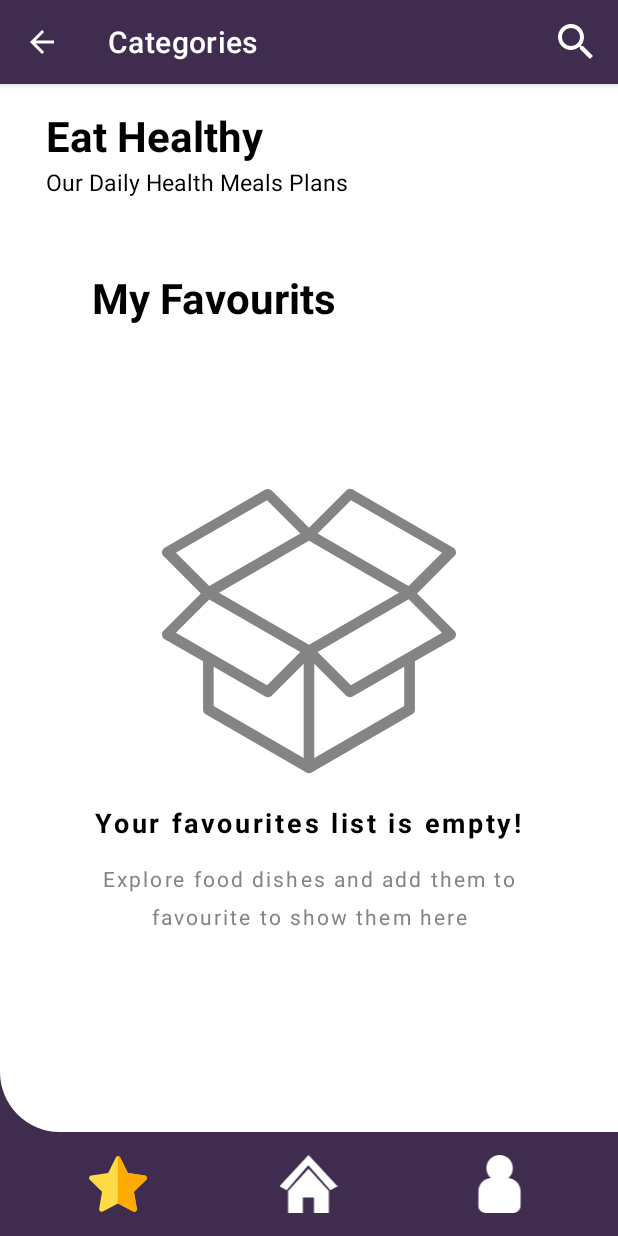
After one commit to alitahoon/health_advisor, an Android app: the fragment meals_empty_fragment placed in its activity, on a phone screen of 412 x 824 dp. The commit adds this screen. Run offline under Robolectric (Android 15) with nearby library versions, the phone set to English and light mode, and no system bars.

Commit message:
handle_favourite button finished in empty case...

```diff
--- a/app/src/main/java/com/example/health_advisor/MainActivity.java
+++ b/app/src/main/java/com/example/health_advisor/MainActivity.java
@@ -10,15 +10,25 @@ import android.graphics.drawable.ColorDrawable;
 import android.os.Bundle;
 import android.view.Menu;
 import android.view.MenuInflater;
+import android.view.View;
+import android.widget.ImageView;
+import android.widget.TextView;
 
 import java.util.zip.Inflater;
 
 public class MainActivity extends AppCompatActivity {
-
+    ImageView btn_main_favorite,btn_main_home,btn_main_profile;
+    TextView main_txt,para_txt;
     @Override
     protected void onCreate(Bundle savedInstanceState) {
         super.onCreate(savedInstanceState);
         setContentView(R.layout.activity_main);
+        //assign all variable
+        btn_main_favorite=findViewById(R.id.btn_main_favorite);
+        btn_main_home=findViewById(R.id.btn_main_home);
+        btn_main_profile=findViewById(R.id.btn_main_profile);
+        main_txt=findViewById(R.id.main_text);
+        para_txt=findViewById(R.id.para_text);
         // Define ActionBar object
         ActionBar actionBar;
         actionBar = getSupportActionBar();
@@ -36,6 +46,42 @@ public class MainActivity extends AppCompatActivity {
         categorios_fragment f=new categorios_fragment();
         ft.replace(R.id.categories_fr_container,f);
         ft.commit();
+        //get favourite fragment
+        btn_main_favorite.setOnClickListener(new View.OnClickListener() {
+            @Override
+            public void onClick(View view) {
+                //handle buttons style in pressed
+                btn_main_favorite.setImageResource(R.drawable.ic_favorite_pressed);
+                btn_main_profile.setImageResource(R.drawable.ic_profile);
+                btn_main_home.setImageResource(R.drawable.ic_home);
+                main_txt.setVisibility(View.GONE);
+                para_txt.setVisibility(View.GONE);
+                //bring fragment
+                FragmentManager fm= getSupportFragmentManager();
+                FragmentTransaction ft=fm.beginTransaction();
+                meals_empty_fragment f=new meals_empty_fragment();
+                ft.replace(R.id.categories_fr_container,f);
+                ft.commit();
+            }
+        });
+        //get Home fragment
+        btn_main_home.setOnClickListener(new View.OnClickListener() {
+            @Override
+            public void onClick(View view) {
+                //handle buttons style in pressed
+                btn_main_favorite.setImageResource(R.drawable.ic_favorite);
+                btn_main_profile.setImageResource(R.drawable.ic_profile);
+                btn_main_home.setImageResource(R.drawable.ic_home_pressed);
+                main_txt.setVisibility(View.VISIBLE);
+                para_txt.setVisibility(View.VISIBLE);
+                //bring fragment
+                FragmentManager fm= getSupportFragmentManager();
+                FragmentTransaction ft=fm.beginTransaction();
+                categorios_fragment f=new categorios_fragment();
+                ft.replace(R.id.categories_fr_container,f);
+                ft.commit();
+            }
+        });
     }
     //change menu to the menu that we had created
 
--- /dev/null
+++ b/app/src/main/java/com/example/health_advisor/meals_empty_fragment.java
@@ -0,0 +1,64 @@
+package com.example.health_advisor;
+
+import android.os.Bundle;
+
+import androidx.fragment.app.Fragment;
+
+import android.view.LayoutInflater;
+import android.view.View;
+import android.view.ViewGroup;
+
+/**
+ * A simple {@link Fragment} subclass.
+ * Use the {@link meals_empty_fragment#newInstance} factory method to
+ * create an instance of this fragment.
+ */
+public class meals_empty_fragment extends Fragment {
+
+    // TODO: Rename parameter arguments, choose names that match
+    // the fragment initialization parameters, e.g. ARG_ITEM_NUMBER
+    private static final String ARG_PARAM1 = "param1";
+    private static final String ARG_PARAM2 = "param2";
+
+    // TODO: Rename and change types of parameters
+    private String mParam1;
+    private String mParam2;
+
+    public meals_empty_fragment() {
+        // Required empty public constructor
+    }
+
+    /**
+     * Use this factory method to create a new instance of
+     * this fragment using the provided parameters.
+     *
+     * @param param1 Parameter 1.
+     * @param param2 Parameter 2.
+     * @return A new instance of fragment meals_fragment.
+     */
+    // TODO: Rename and change types and number of parameters
+    public static meals_empty_fragment newInstance(String param1, String param2) {
+        meals_empty_fragment fragment = new meals_empty_fragment();
+        Bundle args = new Bundle();
+        args.putString(ARG_PARAM1, param1);
+        args.putString(ARG_PARAM2, param2);
+        fragment.setArguments(args);
+        return fragment;
+    }
+
+    @Override
+    public void onCreate(Bundle savedInstanceState) {
+        super.onCreate(savedInstanceState);
+        if (getArguments() != null) {
+            mParam1 = getArguments().getString(ARG_PARAM1);
+            mParam2 = getArguments().getString(ARG_PARAM2);
+        }
+    }
+
+    @Override
+    public View onCreateView(LayoutInflater inflater, ViewGroup container,
+                             Bundle savedInstanceState) {
+        // Inflate the layout for this fragment
+        return inflater.inflate(R.layout.fragment_meals_empty_fragment, container, false);
+    }
+}
--- /dev/null
+++ b/app/src/main/res/drawable-v24/ic_favorite_pressed.xml
@@ -0,0 +1,12 @@
+<vector xmlns:android="http://schemas.android.com/apk/res/android"
+    android:width="@dimen/footer_icon_size"
+    android:height="@dimen/footer_icon_size"
+    android:viewportWidth="512"
+    android:viewportHeight="512">
+  <path
+      android:pathData="M276.014,23.866l67.027,135.799l149.825,21.785c18.306,2.662 25.615,25.157 12.369,38.071L396.825,325.205l25.578,149.24c3.125,18.232 -16.012,32.135 -32.385,23.528l-134.025,-70.452l-134.016,70.452c-16.374,8.608 -35.511,-5.294 -32.386,-23.528l25.58,-149.241L6.764,219.521c-13.246,-12.912 -5.937,-35.409 12.369,-38.071l149.824,-21.787l67.026,-135.798C244.171,7.277 267.827,7.277 276.014,23.866z"
+      android:fillColor="#FFAA00"/>
+  <path
+      android:pathData="M492.867,181.448l-149.825,-21.785L276.014,23.866c-4.215,-8.541 -12.524,-12.695 -20.718,-12.441v416.463l0.698,-0.366l134.025,70.451c16.374,8.607 35.51,-5.296 32.386,-23.528l-25.578,-149.241l108.409,-105.685C518.482,206.605 511.172,184.11 492.867,181.448z"
+      android:fillColor="#FFDA44"/>
+</vector>
--- /dev/null
+++ b/app/src/main/res/drawable-v24/ic_home_pressed.xml
@@ -0,0 +1,10 @@
+<vector xmlns:android="http://schemas.android.com/apk/res/android"
+    android:width="@dimen/footer_icon_size"
+    android:height="@dimen/footer_icon_size"
+    android:viewportWidth="122.88"
+    android:viewportHeight="112.07">
+  <path
+      android:fillColor="@color/non_basic"
+      android:pathData="M61.44,0L0,60.18l14.99,7.87L61.04,19.7l46.85,48.36l14.99,-7.87L61.44,0L61.44,0zM18.26,69.63L18.26,69.63L61.5,26.38l43.11,43.25h0v0v42.43H73.12V82.09H49.49v29.97H18.26V69.63L18.26,69.63L18.26,69.63z"
+      android:fillType="evenOdd"/>
+</vector>
--- /dev/null
+++ b/app/src/main/res/drawable/ic_empty.xml
@@ -0,0 +1,9 @@
+<vector xmlns:android="http://schemas.android.com/apk/res/android"
+    android:width="200dp"
+    android:height="200dp"
+    android:viewportWidth="1000"
+    android:viewportHeight="1000">
+  <path
+      android:fillColor="@color/light_white"
+      android:pathData="M860.3,374.7l124.4,-124.4c4,-3.9 5.8,-9.4 5.2,-14.8c-0.8,-5.6 -4,-10.4 -8.7,-13.2L645.7,28.5c-6.9,-4 -15.7,-2.8 -21.3,2.9L500,155.8L375.6,31.5c-5.7,-5.7 -14.4,-6.9 -21.4,-2.9L18.8,222.4c-4.9,2.8 -8,7.6 -8.7,13.2c-0.7,5.3 1,10.9 4.9,14.8l124.4,124.4L15.1,499.3c-3.9,3.9 -5.7,9.4 -4.9,14.8c0.6,5.4 3.8,10.3 8.7,13l128,74v161.2c0,6.4 3.4,12.2 8.8,15.4l335.5,193.9c2.7,1.7 5.8,2.3 8.8,2.3c3,0 6.1,-0.7 8.8,-2.3l335.4,-193.9c5.4,-3.2 8.8,-9 8.8,-15.4V601.1l128.1,-74c4.7,-2.8 7.9,-7.6 8.7,-13c0.7,-5.5 -1.2,-10.9 -5.2,-14.8L860.3,374.7L860.3,374.7zM799.9,372.5L500,545.8L200,372.5l224.9,-130l75.1,-43.3l271.3,156.6L799.9,372.5L799.9,372.5zM639.8,63.8l303.6,175.6l-111,111l-18.2,-10.5L528.7,174.9L639.8,63.8L639.8,63.8zM360.2,63.8l111.1,111.1L167.5,350.3l-111.1,-111L360.2,63.8L360.2,63.8zM167.5,394.6l303.6,175.6l-111,111L173.3,573.2c-0.1,0 -0.1,0 -0.1,0L56.4,505.7L167.5,394.6L167.5,394.6zM182.2,619.3l172,99.3c2.8,1.7 5.8,2.4 8.8,2.4c0.4,0 0.6,-0.4 1,-0.4c4.1,-0.1 8.3,-1.5 11.5,-4.7l106.8,-106.8v314.2L182.2,749.8L182.2,619.3L182.2,619.3zM817.6,749.8l-300,173.4V609.1l106.6,106.8c3.1,3.1 7.2,4.4 11.4,4.7c0.4,0 0.7,0.4 1,0.4c3.1,0 6.1,-0.7 8.8,-2.4l172,-99.3V749.8L817.6,749.8zM639.7,681.1l-111,-111l303.7,-175.6l111,111.1L639.7,681.1L639.7,681.1z"/>
+</vector>
--- /dev/null
+++ b/app/src/main/res/drawable/main_buttons_selector.xml
@@ -0,0 +1,6 @@
+<?xml version="1.0" encoding="utf-8"?>
+<selector xmlns:android="http://schemas.android.com/apk/res/android">
+    <item android:state_pressed="true"
+        android:drawable="@color/non_basic"></item>
+
+</selector>
--- a/app/src/main/res/layout/activity_main.xml
+++ b/app/src/main/res/layout/activity_main.xml
@@ -17,7 +17,7 @@
         android:padding="@dimen/main_padding">
 
         <TextView
-            android:id="@+id/textView"
+            android:id="@+id/main_text"
             android:layout_width="match_parent"
             android:layout_height="wrap_content"
             android:layout_weight="0.01"
@@ -28,7 +28,7 @@
             android:textStyle="bold" />
 
         <TextView
-            android:id="@+id/textView2"
+            android:id="@+id/para_text"
             android:layout_width="match_parent"
             android:layout_height="wrap_content"
             android:layout_weight="0.01"
@@ -58,21 +58,21 @@
         android:padding="@dimen/main_padding">
 
         <ImageView
-            android:id="@+id/imageView"
+            android:id="@+id/btn_main_favorite"
             android:layout_width="wrap_content"
             android:layout_height="wrap_content"
             android:layout_weight="1"
             app:srcCompat="@drawable/ic_favorite" />
 
         <ImageView
-            android:id="@+id/imageView2"
+            android:id="@+id/btn_main_home"
             android:layout_width="wrap_content"
             android:layout_height="wrap_content"
             android:layout_weight="1"
             app:srcCompat="@drawable/ic_home" />
 
         <ImageView
-            android:id="@+id/imageView3"
+            android:id="@+id/btn_main_profile"
             android:layout_width="wrap_content"
             android:layout_height="wrap_content"
             android:layout_weight="1"
--- /dev/null
+++ b/app/src/main/res/layout/fragment_meals_empty_fragment.xml
@@ -0,0 +1,60 @@
+<?xml version="1.0" encoding="utf-8"?>
+<LinearLayout xmlns:android="http://schemas.android.com/apk/res/android"
+    xmlns:app="http://schemas.android.com/apk/res-auto"
+    xmlns:tools="http://schemas.android.com/tools"
+    android:layout_width="match_parent"
+    android:layout_height="match_parent"
+    tools:context=".meals_empty_fragment"
+    android:orientation="vertical">
+
+    <TextView
+        android:id="@+id/textView"
+        android:layout_width="match_parent"
+        android:layout_height="wrap_content"
+        android:paddingLeft="@dimen/main_padding"
+        android:text="@string/my_favourite_title"
+        android:textColor="@color/black"
+        android:textSize="28sp"
+        android:textStyle="bold"
+        android:layout_margin="@dimen/main_margin"/>
+
+    <LinearLayout
+        android:layout_width="match_parent"
+        android:layout_height="match_parent"
+        android:layout_gravity="center"
+        android:gravity="center"
+        android:orientation="vertical">
+
+        <ImageView
+            android:id="@+id/imageView4"
+            android:layout_width="wrap_content"
+            android:layout_height="wrap_content"
+            android:src="@drawable/ic_empty" />
+
+        <TextView
+            android:id="@+id/textView5"
+            android:layout_width="wrap_content"
+            android:layout_height="wrap_content"
+            android:text="@string/my_favourite_para1"
+            android:gravity="center"
+            android:textSize="18sp"
+            android:textStyle="bold"
+            android:lineHeight="25dp"
+            android:letterSpacing="0.1"
+            android:layout_margin="@dimen/main_margin"
+            android:textColor="@color/black"/>
+
+        <TextView
+            android:id="@+id/textView6"
+            android:letterSpacing="0.1"
+            android:lineHeight="25dp"
+            android:layout_width="wrap_content"
+            android:layout_height="wrap_content"
+            android:text="@string/my_favourite_para2"
+            android:gravity="center"
+            android:layout_marginHorizontal="@dimen/main_margin"
+            android:textColor="@color/light_white"
+            android:textSize="14sp"/>
+    </LinearLayout>
+
+</LinearLayout>
--- a/app/src/main/res/values/colors.xml
+++ b/app/src/main/res/values/colors.xml
@@ -6,6 +6,7 @@
     <color name="teal_200">#FF03DAC5</color>
     <color name="teal_700">#FF018786</color>
     <color name="black">#FF000000</color>
+    <color name="light_white">#848484</color>
     <color name="white">#FFFFFFFF</color>
     <color name="basic_color">#402C4F</color>
     <color name="non_basic">#E9DDF3</color>
--- a/app/src/main/res/values/strings.xml
+++ b/app/src/main/res/values/strings.xml
@@ -7,4 +7,8 @@
     <string name="diet_food">Diet Food</string>
     <string name="hypertensives_food">Hypertensive Food</string>
     <string name="search_icone">Search</string>
+    <string name="my_favourite_title">My Favourits</string>
+    <string name="my_favourite_para1">Your favourites list is empty!</string>
+    <string name="my_favourite_para2">Explore food dishes and add them to favourite to show them here</string>
+    <!-- TODO: Remove or change this placeholder text -->
 </resources>
```
Also changed, not shown: app/src/main/java/com/example/health_advisor/meal.java (added, +60 -0 lines), app/src/main/res/drawable-v24/ic_profile_preesed.xml (added, +9 -0 lines), 1 other file.
